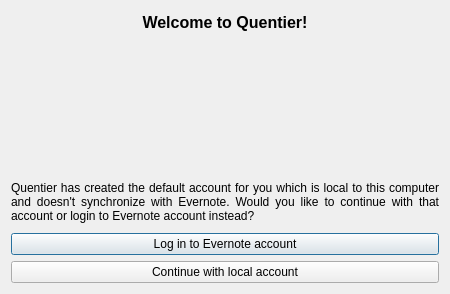
First picture: the form in lib/dialog/WelcomeToQuentierDialog.ui, repository d1vanov/quentier, before the edit.
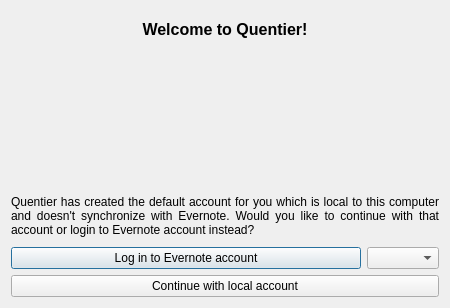
Second picture: the form after the edit. Icons and pictures are not drawn.

Commit message: Make it possible to select the kind of Evernote account to connect to from welcome dialog

What changed in the file:
```diff
--- a/lib/dialog/WelcomeToQuentierDialog.ui
+++ b/lib/dialog/WelcomeToQuentierDialog.ui
@@ -7,16 +7,13 @@
     <x>0</x>
     <y>0</y>
     <width>450</width>
-    <height>292</height>
+    <height>308</height>
    </rect>
   </property>
   <property name="windowTitle">
    <string>Dialog</string>
   </property>
   <layout class="QVBoxLayout" name="verticalLayout">
-   <property name="sizeConstraint">
-    <enum>QLayout::SetMinimumSize</enum>
-   </property>
    <item>
     <widget class="QLabel" name="welcomeToQuentierLabel">
      <property name="minimumSize">
@@ -72,13 +69,26 @@
     </widget>
    </item>
    <item>
+    <layout class="QHBoxLayout" name="evernoteHorizontalLayout">
+     <item>
     <widget class="QPushButton" name="loginToEvernoteAccountPushButton">
+       <property name="sizePolicy">
+        <sizepolicy hsizetype="Expanding" vsizetype="Fixed">
+         <horstretch>0</horstretch>
+         <verstretch>0</verstretch>
+        </sizepolicy>
+       </property>
      <property name="text">
       <string>Log in to Evernote account</string>
      </property>
     </widget>
    </item>
    <item>
+      <widget class="QComboBox" name="evernoteServerComboBox"/>
+     </item>
+    </layout>
+   </item>
+   <item>
     <widget class="QPushButton" name="continueWithLocalAccountPushButton">
      <property name="text">
       <string>Continue with local account</string>
```
Left out of the diff: 1 changed line with no effect on the pictures. Lines whose indentation alone changed are shown as unchanged. The commit also changes 3 other files.
